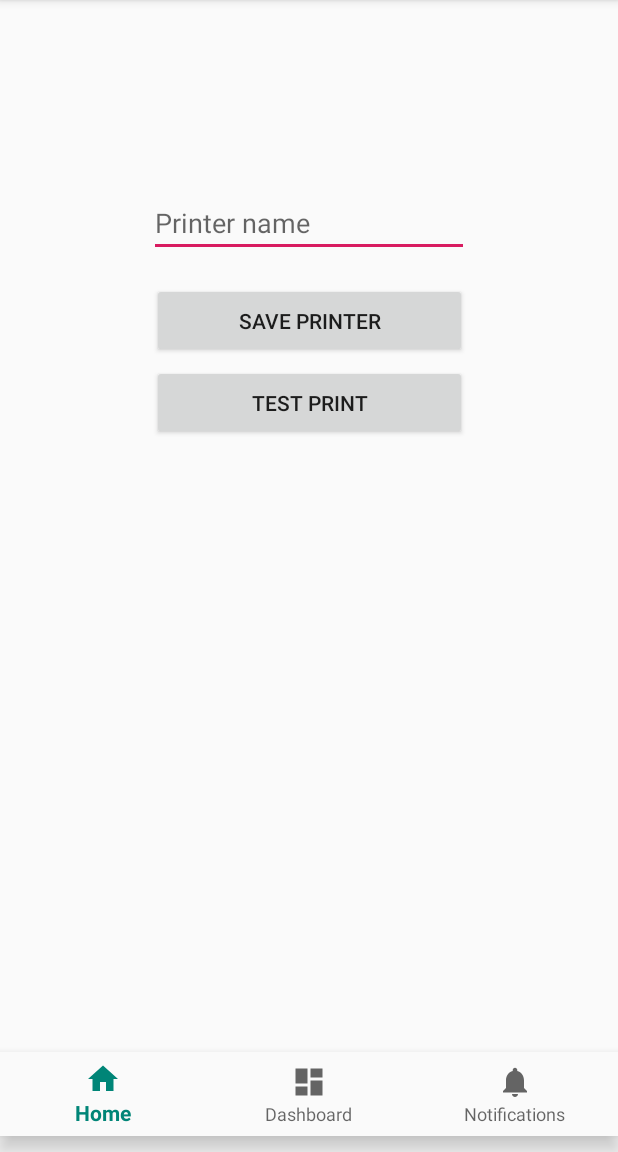
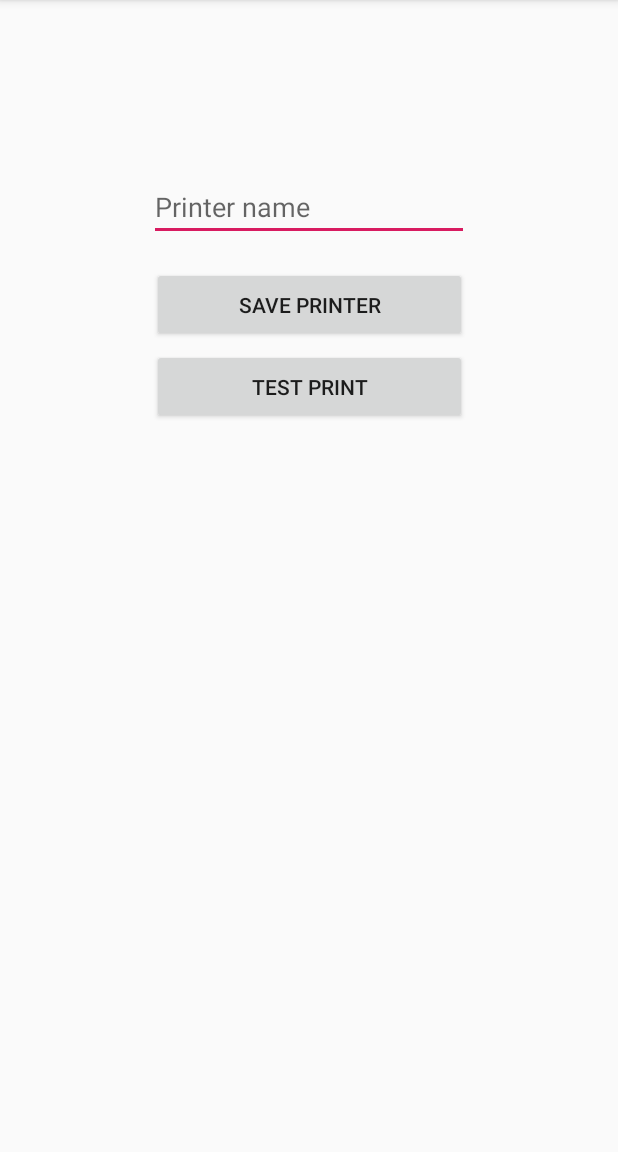
Before and after one commit to phamtdat/gokasa-printer, an Android app: the screen it shows after launch (MainActivity), on a phone screen of 412 x 824 dp, the part 84-1236 px from its top. Run offline under Robolectric (Android 15) with nearby library versions, the phone set to English and light mode, and no system bars.

Commit message:
replaced nav activity with simple activity

```diff
--- a/android/app/build.gradle
+++ b/android/app/build.gradle
@@ -26,7 +26,6 @@ dependencies {
     implementation fileTree(dir: 'libs', include: ['*.jar'])
     implementation"org.jetbrains.kotlin:kotlin-stdlib-jdk7:$kotlin_version"
     implementation 'com.android.support:appcompat-v7:28.0.0'
-    implementation 'com.android.support:design:28.0.0'
     implementation 'com.android.support.constraint:constraint-layout:1.1.3'
     testImplementation 'junit:junit:4.12'
     androidTestImplementation 'com.android.support.test:runner:1.0.2'
--- a/android/app/src/main/AndroidManifest.xml
+++ b/android/app/src/main/AndroidManifest.xml
@@ -4,6 +4,7 @@
 
     <uses-permission android:name="android.permission.BLUETOOTH" />
     <uses-permission android:name="android.permission.BLUETOOTH_ADMIN" />
+
     <application
             android:allowBackup="true"
             android:icon="@mipmap/ic_launcher"
@@ -11,9 +12,7 @@
             android:roundIcon="@mipmap/ic_launcher_round"
             android:supportsRtl="true"
             android:theme="@style/AppTheme">
-        <activity
-                android:name=".MainActivity"
-                android:label="@string/app_name">
+        <activity android:name=".MainActivity">
             <intent-filter>
                 <action android:name="android.intent.action.MAIN"/>
 
@@ -21,8 +20,10 @@
             </intent-filter>
             <intent-filter>
                 <action android:name="android.intent.action.VIEW" />
+
                 <category android:name="android.intent.category.DEFAULT" />
                 <category android:name="android.intent.category.BROWSABLE" />
+
                 <data android:scheme="ethereal" android:host="gokasa-print" />
             </intent-filter>
         </activity>
--- a/android/app/src/main/java/cz/ethereal/gokasaprinter/MainActivity.kt
+++ b/android/app/src/main/java/cz/ethereal/gokasaprinter/MainActivity.kt
@@ -2,10 +2,8 @@ package cz.ethereal.gokasaprinter
 
 import android.net.Uri
 import android.os.Bundle
-import android.support.design.widget.BottomNavigationView
 import android.support.v7.app.AppCompatActivity
 import android.util.Log
-import kotlinx.android.synthetic.main.activity_main.*
 import java.util.*
 import kotlin.concurrent.schedule
 import android.bluetooth.*
@@ -14,12 +12,10 @@ import android.bluetooth.BluetoothAdapter
 import android.content.Context
 import android.content.Intent
 import android.content.SharedPreferences
-import android.view.View
 import android.widget.Button
 import android.widget.EditText
 import android.widget.Toast
 import java.io.IOException
-
 
 class MainActivity : AppCompatActivity() {
 
@@ -29,26 +25,10 @@ class MainActivity : AppCompatActivity() {
     private var mBluetoothSocket: BluetoothSocket? = null
     private val applicationUUID = UUID.fromString("00001101-0000-1000-8000-00805F9B34FB")
 
-    private val mOnNavigationItemSelectedListener = BottomNavigationView.OnNavigationItemSelectedListener { item ->
-        when (item.itemId) {
-            R.id.navigation_home -> {
-                return@OnNavigationItemSelectedListener true
-            }
-            R.id.navigation_dashboard -> {
-                return@OnNavigationItemSelectedListener true
-            }
-            R.id.navigation_notifications -> {
-                return@OnNavigationItemSelectedListener true
-            }
-        }
-        false
-    }
-
     override fun onCreate(savedInstanceState: Bundle?) {
         super.onCreate(savedInstanceState)
         setContentView(R.layout.activity_main)
 
-        navigation.setOnNavigationItemSelectedListener(mOnNavigationItemSelectedListener)
 
         bindEvents()
 
--- a/android/app/src/main/res/drawable/ic_dashboard_black_24dp.xml
+++ /dev/null
@@ -1,9 +0,0 @@
-<vector xmlns:android="http://schemas.android.com/apk/res/android"
-        android:width="24dp"
-        android:height="24dp"
-        android:viewportWidth="24.0"
-        android:viewportHeight="24.0">
-    <path
-            android:fillColor="#FF000000"
-            android:pathData="M3,13h8L11,3L3,3v10zM3,21h8v-6L3,15v6zM13,21h8L21,11h-8v10zM13,3v6h8L21,3h-8z"/>
-</vector>
--- a/android/app/src/main/res/drawable/ic_home_black_24dp.xml
+++ /dev/null
@@ -1,9 +0,0 @@
-<vector xmlns:android="http://schemas.android.com/apk/res/android"
-        android:width="24dp"
-        android:height="24dp"
-        android:viewportWidth="24.0"
-        android:viewportHeight="24.0">
-    <path
-            android:fillColor="#FF000000"
-            android:pathData="M10,20v-6h4v6h5v-8h3L12,3 2,12h3v8z"/>
-</vector>
--- a/android/app/src/main/res/drawable/ic_notifications_black_24dp.xml
+++ /dev/null
@@ -1,9 +0,0 @@
-<vector xmlns:android="http://schemas.android.com/apk/res/android"
-        android:width="24dp"
-        android:height="24dp"
-        android:viewportWidth="24.0"
-        android:viewportHeight="24.0">
-    <path
-            android:fillColor="#FF000000"
-            android:pathData="M12,22c1.1,0 2,-0.9 2,-2h-4c0,1.1 0.89,2 2,2zM18,16v-5c0,-3.07 -1.64,-5.64 -4.5,-6.32L13.5,4c0,-0.83 -0.67,-1.5 -1.5,-1.5s-1.5,0.67 -1.5,1.5v0.68C7.63,5.36 6,7.92 6,11v5l-2,2v1h16v-1l-2,-2z"/>
-</vector>
--- a/android/app/src/main/res/layout/activity_main.xml
+++ b/android/app/src/main/res/layout/activity_main.xml
@@ -1,22 +1,12 @@
 <?xml version="1.0" encoding="utf-8"?>
 <android.support.constraint.ConstraintLayout
         xmlns:android="http://schemas.android.com/apk/res/android"
+        xmlns:tools="http://schemas.android.com/tools"
         xmlns:app="http://schemas.android.com/apk/res-auto"
-        xmlns:tools="http://schemas.android.com/tools"
-        android:id="@+id/container"
         android:layout_width="match_parent"
         android:layout_height="match_parent"
         tools:context=".MainActivity">
 
-    <android.support.design.widget.BottomNavigationView
-            android:id="@+id/navigation"
-            android:layout_width="0dp"
-            android:layout_height="wrap_content"
-            android:background="?android:attr/windowBackground"
-            app:layout_constraintBottom_toBottomOf="parent"
-            app:layout_constraintLeft_toLeftOf="parent"
-            app:layout_constraintRight_toRightOf="parent"
-            app:menu="@menu/navigation" app:layout_constraintTop_toBottomOf="@+id/constraintLayout"/>
     <android.support.constraint.ConstraintLayout
             android:layout_width="0dp"
             android:layout_height="388dp"
--- a/android/app/src/main/res/menu/navigation.xml
+++ /dev/null
@@ -1,19 +0,0 @@
-<?xml version="1.0" encoding="utf-8"?>
-<menu xmlns:android="http://schemas.android.com/apk/res/android">
-
-    <item
-            android:id="@+id/navigation_home"
-            android:icon="@drawable/ic_home_black_24dp"
-            android:title="@string/title_home"/>
-
-    <item
-            android:id="@+id/navigation_dashboard"
-            android:icon="@drawable/ic_dashboard_black_24dp"
-            android:title="@string/title_dashboard"/>
-
-    <item
-            android:id="@+id/navigation_notifications"
-            android:icon="@drawable/ic_notifications_black_24dp"
-            android:title="@string/title_notifications"/>
-
-</menu>
--- a/android/app/src/main/res/values/dimens.xml
+++ /dev/null
@@ -1,5 +0,0 @@
-<resources>
-    <!-- Default screen margins, per the Android Design guidelines. -->
-    <dimen name="activity_horizontal_margin">16dp</dimen>
-    <dimen name="activity_vertical_margin">16dp</dimen>
-</resources>
--- a/android/app/src/main/res/values/strings.xml
+++ b/android/app/src/main/res/values/strings.xml
@@ -1,6 +1,3 @@
 <resources>
     <string name="app_name">Gokasa Printer</string>
-    <string name="title_home">Home</string>
-    <string name="title_dashboard">Dashboard</string>
-    <string name="title_notifications">Notifications</string>
 </resources>
```
Also changed, not shown: android/gradle/wrapper/gradle-wrapper.properties.
